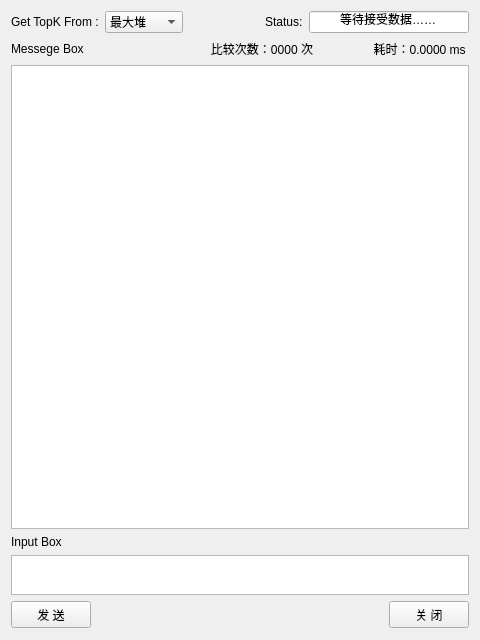
First picture: the form in server.ui, repository zzaiyan/TopK, before the edit.
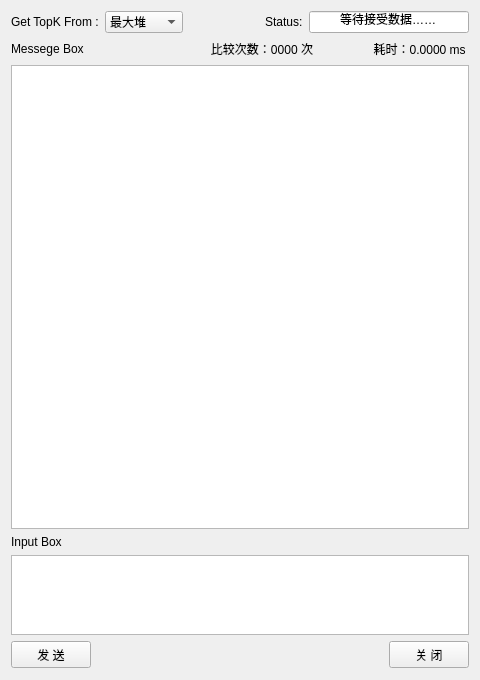
Second picture: the form after the edit.

```diff
--- a/server.ui
+++ b/server.ui
@@ -7,7 +7,7 @@
     <x>0</x>
     <y>0</y>
     <width>480</width>
-    <height>640</height>
+    <height>680</height>
    </rect>
   </property>
   <property name="windowTitle">
@@ -160,7 +160,7 @@
      <property name="maximumSize">
       <size>
        <width>16777215</width>
-       <height>40</height>
+       <height>80</height>
       </size>
      </property>
     </widget>
```
